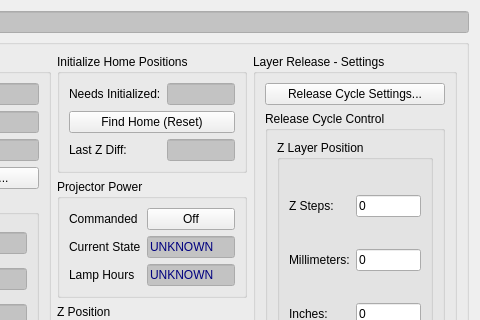
First picture: the form in B9Creator/b9terminal.ui, repository B9Creations/B9Creator, before the edit; both pictures show x 199 to 679 and y 0 to 320 of the 679 by 667 pixel window.
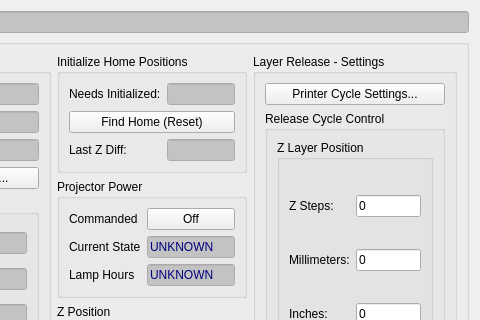
Second picture: the form after the edit.

Patch:
```diff
--- a/B9Creator/b9terminal.ui
+++ b/B9Creator/b9terminal.ui
@@ -1383,7 +1383,7 @@
             <string>Opens the Release Cycle Settings Dialog</string>
            </property>
            <property name="text">
-            <string>Release Cycle Settings...</string>
+            <string>Printer Cycle Settings...</string>
            </property>
           </widget>
          </item>
```
